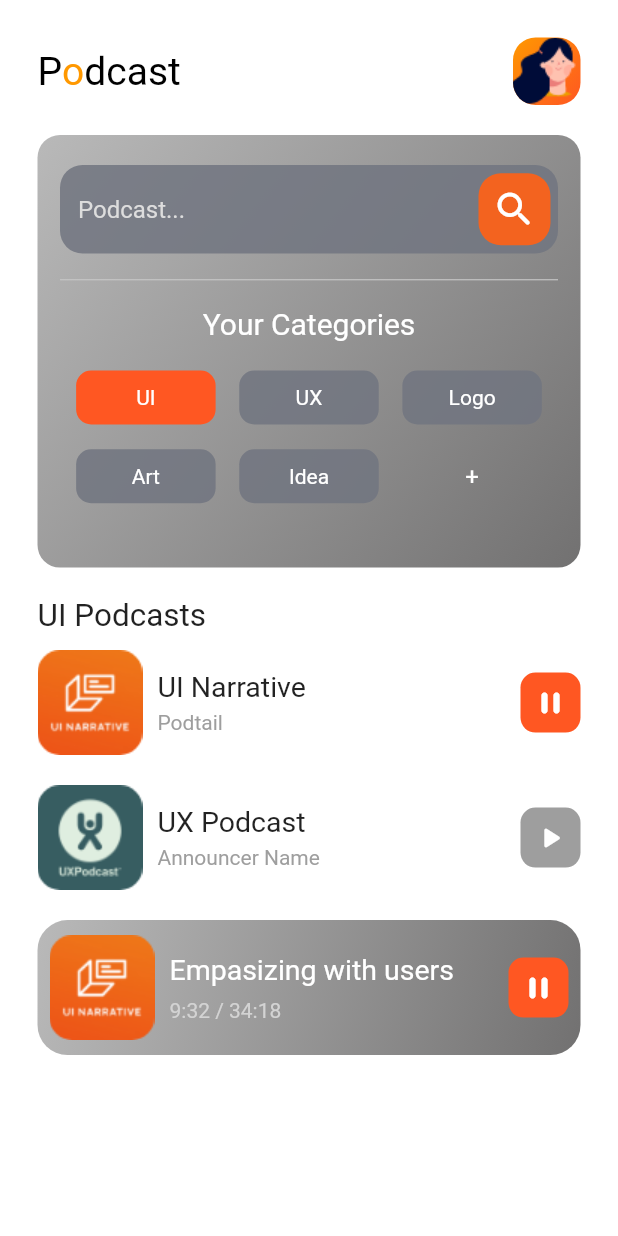
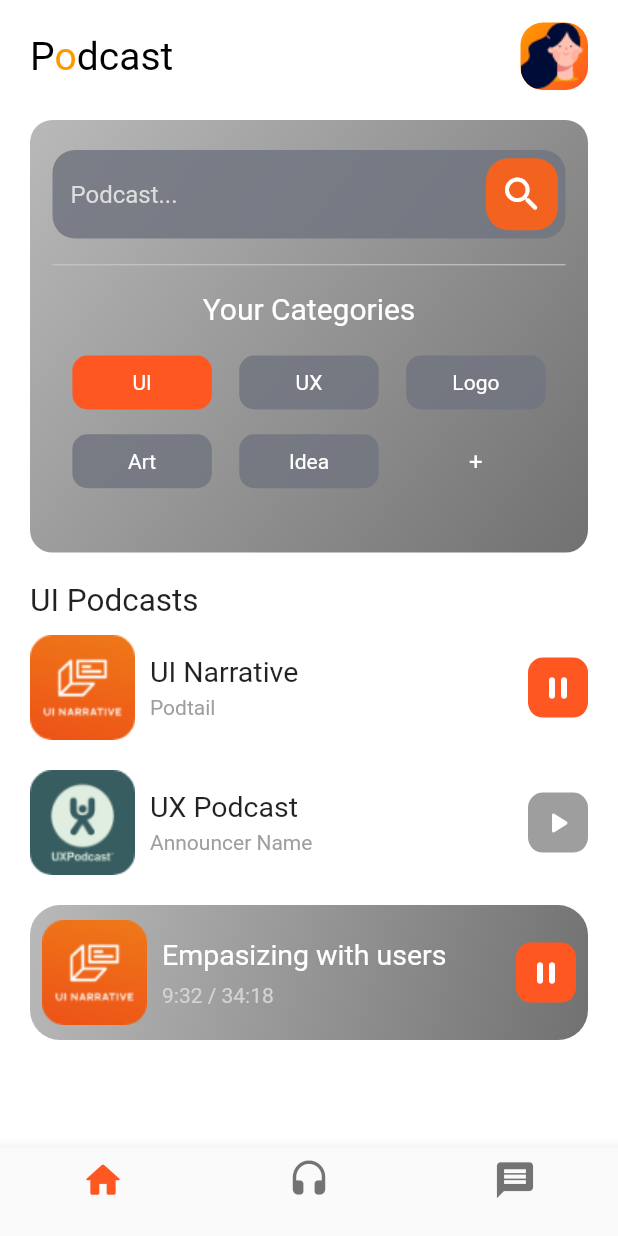
Before and after one commit to AlyaaRushdy/Flutter-Podcast-app, a Flutter app: the screen it shows after launch, on a phone screen of 412 x 824 dp. Run offline on Flutter 3.47's test engine with Material 2 defaults, Android fonts, the phone set to English and light mode, and no system bars.

```diff
--- a/lib/Screens/home_page.dart
+++ b/lib/Screens/home_page.dart
@@ -9,9 +9,35 @@ class HomePage extends StatelessWidget {
   @override
   Widget build(BuildContext context) {
     return Scaffold(
+      bottomNavigationBar: BottomNavigationBar(
+        iconSize: 29,
+        selectedLabelStyle: const TextStyle(color: Colors.deepOrange),
+        selectedItemColor: Colors.deepOrange,
+        items: const [
+          BottomNavigationBarItem(
+            label: " ",
+            backgroundColor: Colors.black,
+            icon: Icon(
+              Icons.home_rounded,
+            ),
+          ),
+          BottomNavigationBarItem(
+            label: " ",
+            icon: Icon(
+              Icons.headset_rounded,
+            ),
+          ),
+          BottomNavigationBarItem(
+            label: " ",
+            icon: Icon(
+              Icons.message,
+            ),
+          ),
+        ],
+      ),
       body: Container(
         color: Colors.white,
-        padding: const EdgeInsets.all(25),
+        padding: const EdgeInsets.symmetric(vertical: 15, horizontal: 20),
         child: Column(
           crossAxisAlignment: CrossAxisAlignment.start,
           children: const [
```
